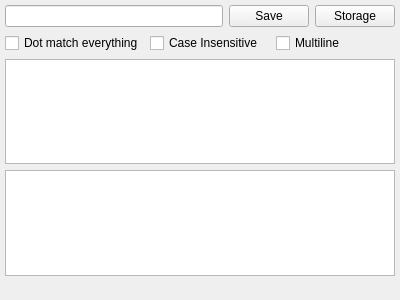
TurbaVladimir/QRegExp, file mainwindow.ui: the form before one commit.
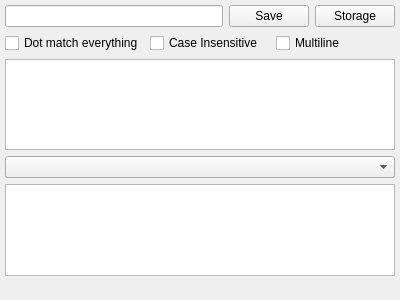
The form after the commit.

Commit message: Added: combo box for selecting capture group.

```diff
--- a/mainwindow.ui
+++ b/mainwindow.ui
@@ -114,6 +114,13 @@
         </property>
        </widget>
       </item>
+      <item>
+       <widget class="QComboBox" name="captures">
+        <property name="currentIndex">
+         <number>-1</number>
+        </property>
+       </widget>
+      </item>
       <item>
        <widget class="QTextEdit" name="resultText">
         <property name="readOnly">
```
The commit also changes 2 other files.
